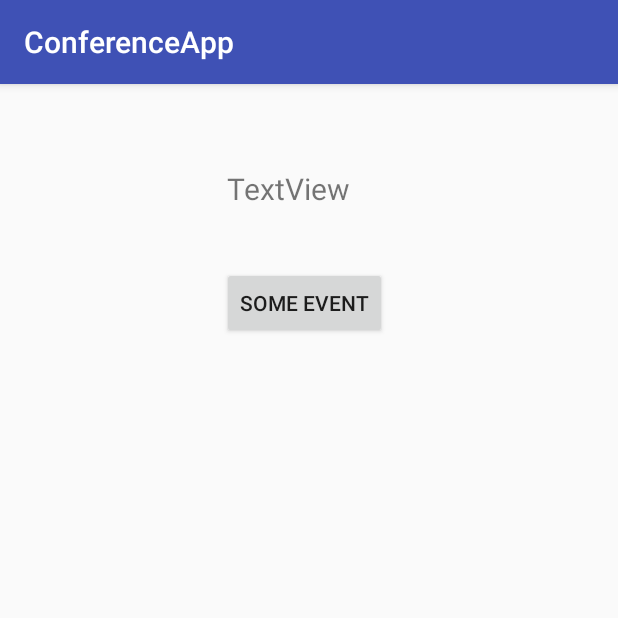
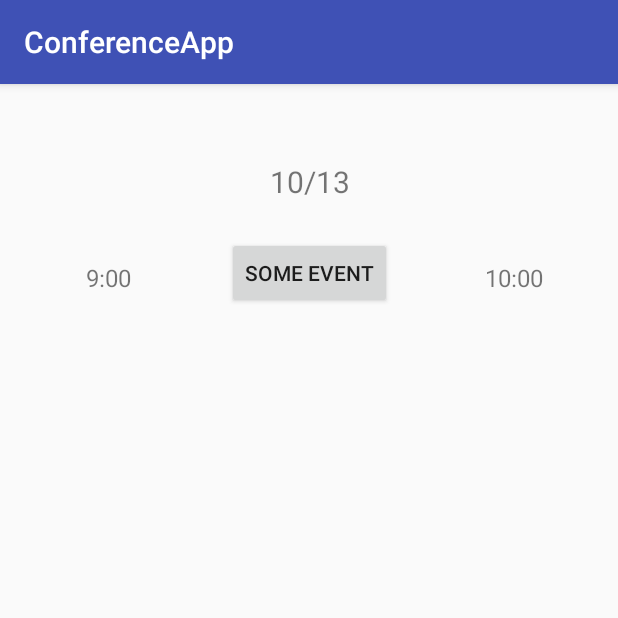
Before and after one commit to keeganlamparek/ConferenceApp, an Android app: the screen it shows after launch (ScheduleActivity), after a tap on an icon or button, on a phone screen of 412 x 824 dp, the top half of it. Run offline under Robolectric (Android 15) with nearby library versions, the phone set to English and light mode, and no system bars.

Commit message:
Keegan's final commit before presentation.

```diff
--- a/app/src/main/java/com/example/keegan/conferenceapp/ScheduleActivity.java
+++ b/app/src/main/java/com/example/keegan/conferenceapp/ScheduleActivity.java
@@ -11,6 +11,7 @@ import java.util.GregorianCalendar;
 
 public class ScheduleActivity extends AppCompatActivity {
 
+    private TimeBlock timeBlock1;
 
     @Override
     protected void onCreate(Bundle savedInstanceState) {
@@ -22,8 +23,12 @@ public class ScheduleActivity extends AppCompatActivity {
         String date = "";
         Bundle data = getIntent().getExtras();
         date = data.getString("day");
-       // TextView dateText = (TextView) findViewById(R.id.dateText);
-      //  dateText.setText(date);
+        TextView dateText = (TextView) findViewById(R.id.textView);
+        TextView startView = (TextView) findViewById(R.id.startView);
+        TextView endView = (TextView) findViewById(R.id.endView);
+        dateText.setText(date);
+        startView.setText(timeBlock1.startTimeToString());
+        endView.setText(timeBlock1.endTimeToString());
 
 
 
@@ -35,7 +40,7 @@ public class ScheduleActivity extends AppCompatActivity {
 
         GregorianCalendar startTime = new GregorianCalendar(2017, 10, 13, 9, 0);
         GregorianCalendar endTime = new GregorianCalendar(2017, 10, 13, 10, 0);
-        TimeBlock timeBlock1 = new TimeBlock(startTime, endTime, 3);
+        timeBlock1 = new TimeBlock(startTime, endTime, 3);
 
 
     }
--- a/app/src/main/java/com/example/keegan/conferenceapp/TimeBlock.java
+++ b/app/src/main/java/com/example/keegan/conferenceapp/TimeBlock.java
@@ -28,6 +28,15 @@ public class TimeBlock {
         return maxEvents;
     }
 
+    public String startTimeToString(){
+        return this.startTime.get(GregorianCalendar.HOUR_OF_DAY) + ":" + this.startTime.get(GregorianCalendar.MINUTE) + "0";
+    }
+
+    public String endTimeToString(){
+        return this.endTime.get(GregorianCalendar.HOUR_OF_DAY) + ":" + this.endTime.get(GregorianCalendar.MINUTE) + "0";
+    }
+
+
 
     public String toString(){
         return "This time block is on goes from: " + this.startTime.toString() + " to " + this.endTime.toString() + ".";
--- a/app/src/main/res/layout/activity_schedule.xml
+++ b/app/src/main/res/layout/activity_schedule.xml
@@ -25,29 +25,50 @@
         android:id="@+id/event_button"
         android:layout_width="wrap_content"
         android:layout_height="wrap_content"
-        android:layout_marginLeft="137dp"
-        android:layout_marginStart="148dp"
-        android:layout_marginTop="122dp"
+        android:layout_marginTop="102dp"
         android:onClick="switchToEvent"
         android:text="Some Event"
+        android:gravity="center"
+        app:layout_constraintTop_toTopOf="parent"
+        tools:layout_constraintLeft_creator="1"
+        tools:layout_constraintTop_creator="1"
         app:layout_constraintLeft_toLeftOf="parent"
+        app:layout_constraintRight_toRightOf="parent" />
+
+    <TextView
+        android:id="@+id/startView"
+        android:layout_width="wrap_content"
+        android:layout_height="wrap_content"
+        android:layout_marginRight="64dp"
+        android:layout_marginTop="118dp"
+        android:textAlignment="center"
+        android:textSize="16sp"
+        app:layout_constraintRight_toLeftOf="@+id/event_button"
+        app:layout_constraintTop_toTopOf="parent" />
+
+    <TextView
+        android:id="@+id/textView"
+        android:layout_width="wrap_content"
+        android:layout_height="wrap_content"
+        android:layout_marginTop="51dp"
+        android:textAlignment="center"
+        android:textSize="20sp"
+        app:layout_constraintHorizontal_bias="0.501"
+        app:layout_constraintLeft_toLeftOf="parent"
+        app:layout_constraintRight_toRightOf="parent"
         app:layout_constraintTop_toTopOf="parent"
         tools:layout_constraintLeft_creator="1"
         tools:layout_constraintTop_creator="1" />
 
     <TextView
-        android:id="@+id/textView"
+        android:id="@+id/endView"
         android:layout_width="wrap_content"
         android:layout_height="wrap_content"
-        android:text="TextView"
-        android:textSize="20sp"
-        tools:layout_constraintTop_creator="1"
-        android:layout_marginStart="3dp"
-        android:layout_marginTop="56dp"
-        tools:layout_constraintLeft_creator="1"
-        app:layout_constraintLeft_toLeftOf="@+id/event_button"
-        app:layout_constraintTop_toTopOf="parent"
-        android:layout_marginLeft="3dp" />
+        android:layout_marginLeft="62dp"
+        android:layout_marginTop="118dp"
+        android:textSize="16sp"
+        app:layout_constraintLeft_toRightOf="@+id/event_button"
+        app:layout_constraintTop_toTopOf="parent" />
 
 
 </android.support.constraint.ConstraintLayout>
```
